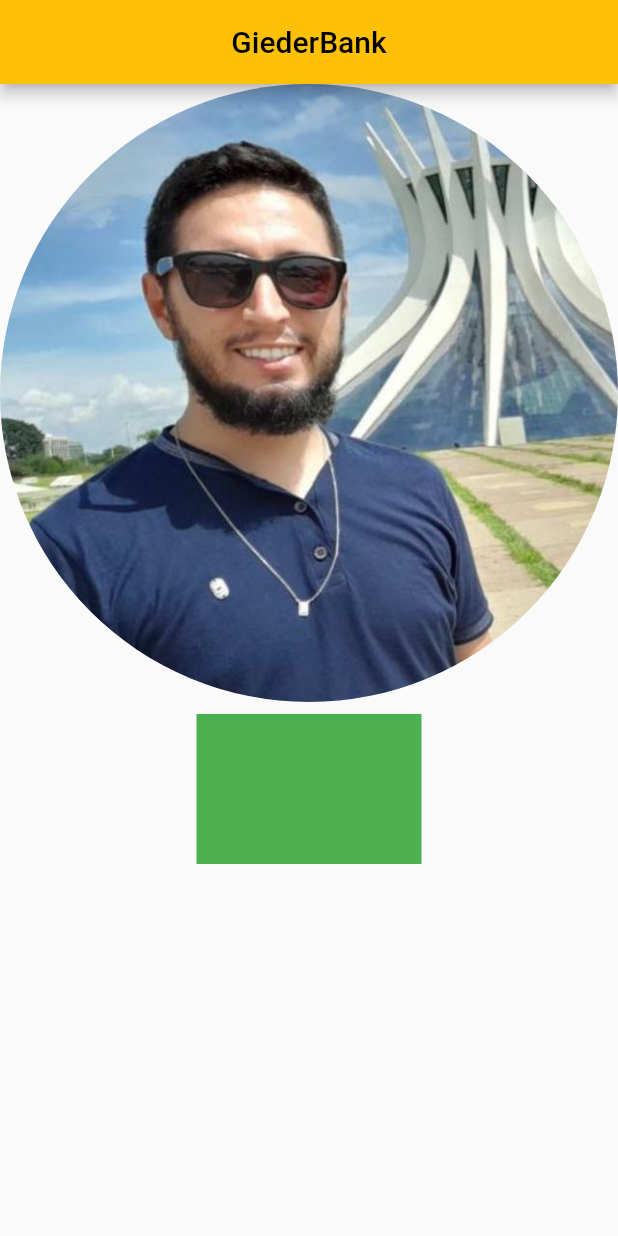
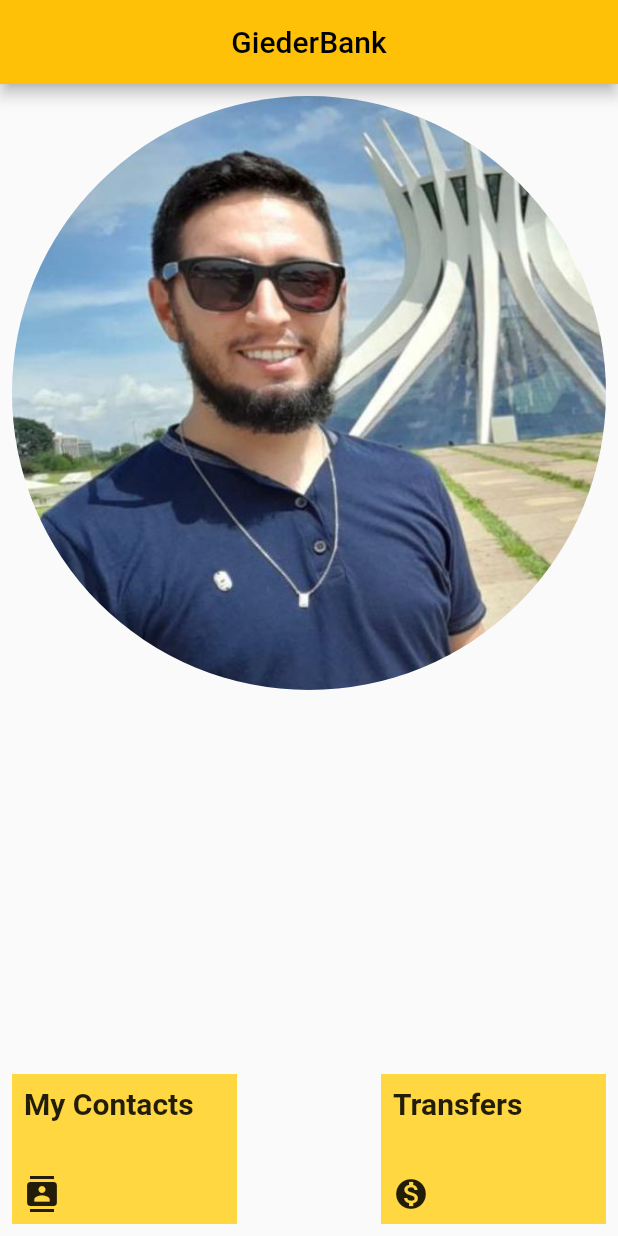
Before and after one commit to giederloreto/giederbank_app, a Flutter app: the screen it shows after launch, on a phone screen of 412 x 824 dp. Run offline on Flutter 3.47's test engine with Material 2 defaults, Android fonts, the phone set to English and light mode, and no system bars.

Commit message:
add two Containers with onTap

```diff
--- a/lib/main.dart
+++ b/lib/main.dart
@@ -25,29 +25,73 @@ class GiederBank extends StatelessWidget {
             ),
           )),
         ),
-        body: ListView(
+        body: Column(
+          mainAxisAlignment: MainAxisAlignment.spaceBetween,
+          crossAxisAlignment: CrossAxisAlignment.start,
           children: [
-            Column(
+            Padding(
+              padding: const EdgeInsets.all(8.0),
+              child: InkWell(
+                onTap: () {},
+                child: ClipRRect(
+                  borderRadius: BorderRadius.circular(300.0),
+                  child: Image.asset(
+                    'images/gieder.jpg',
+                  ),
+                ),
+              ),
+            ),
+            Row(
               mainAxisAlignment: MainAxisAlignment.spaceBetween,
               children: [
                 InkWell(
                   onTap: (){},
-                  child: ClipRRect(
-                    borderRadius: BorderRadius.circular(300.0),
-                    child: Image.asset(
-                      'images/gieder.jpg',
+                  child: Padding(
+                    padding: const EdgeInsets.all(8.0),
+                    child: Container(
+                      padding: EdgeInsets.all(8.0),
+                      height: 100,
+                      width: 150,
+                      color: Colors.amberAccent,
+                      child: Column(
+                        mainAxisAlignment: MainAxisAlignment.spaceBetween,
+                        crossAxisAlignment: CrossAxisAlignment.start,
+                        children: const [
+                          Text(
+                            'My Contacts',
+                            style:
+                                TextStyle(fontWeight: FontWeight.bold, fontSize: 20),
+                          ),
+                          Icon(Icons.contacts),
+                        ],
+                      ),
                     ),
                   ),
                 ),
-                Padding(
-                  padding: const EdgeInsets.all(8.0),
-                  child: Container(
-                    padding: EdgeInsets.all(16.0),
-                    height: 100,
-                    width: 150,
-                    color: Colors.green,
+                InkWell(
+                  onTap: (){},
+                  child: Padding(
+                    padding: const EdgeInsets.all(8.0),
+                    child: Container(
+                      padding: EdgeInsets.all(8.0),
+                      height: 100,
+                      width: 150,
+                      color: Colors.amberAccent,
+                      child: Column(
+                        mainAxisAlignment: MainAxisAlignment.spaceBetween,
+                        crossAxisAlignment: CrossAxisAlignment.start,
+                        children: const [
+                          Text(
+                            'Transfers',
+                            style:
+                                TextStyle(fontWeight: FontWeight.bold, fontSize: 20),
+                          ),
+                          Icon(Icons.monetization_on),
+                        ],
+                      ),
+                    ),
                   ),
-                )
+                ),
               ],
             ),
           ],
```
